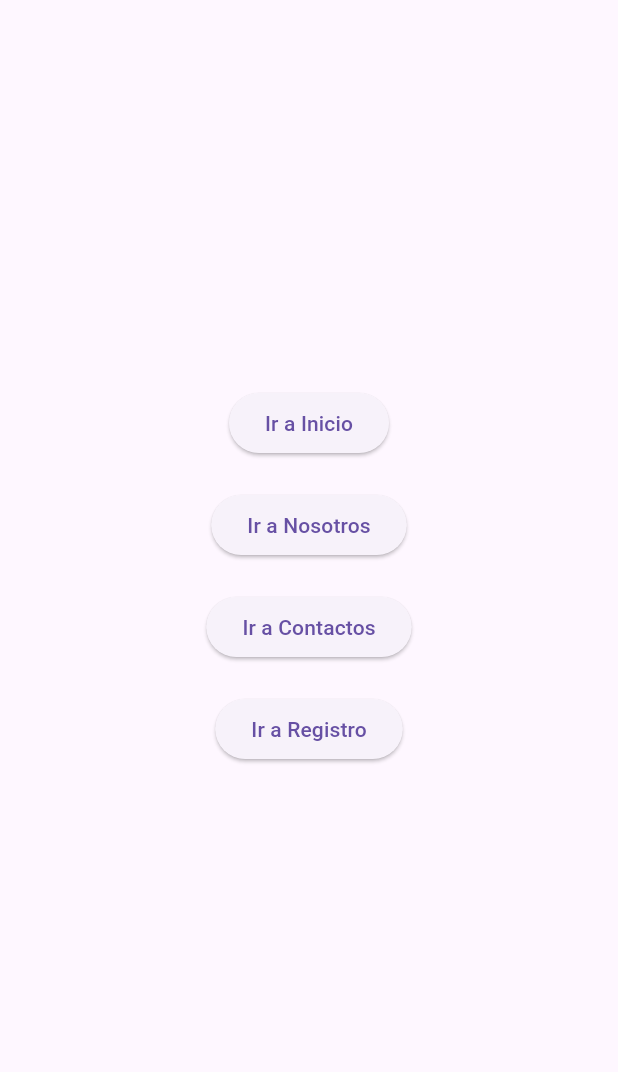
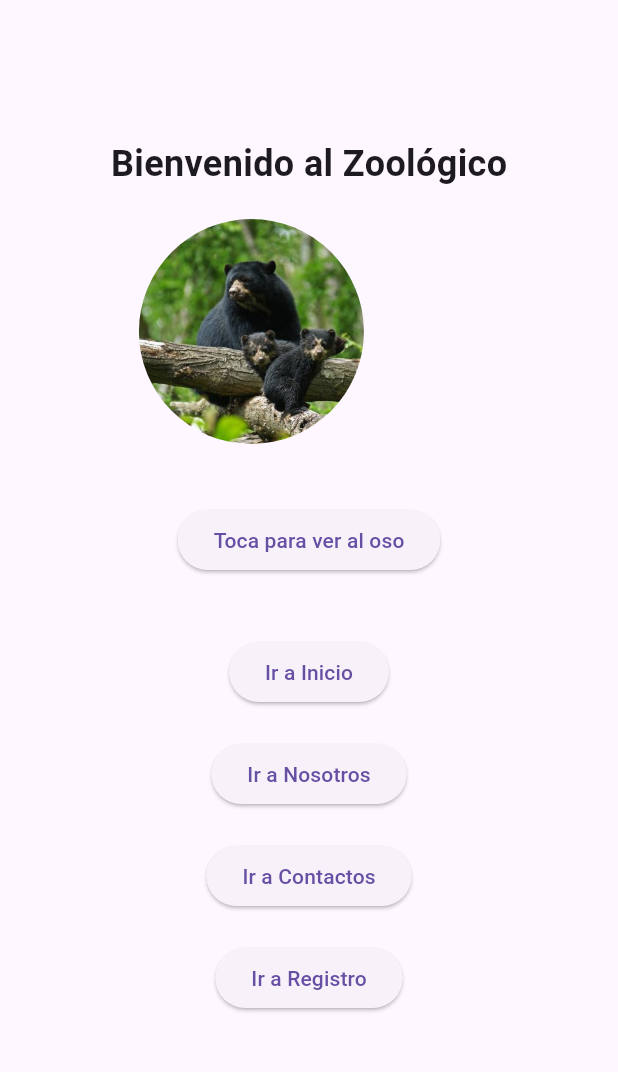
Before and after one commit to dcuatin94/app_zoologico, a Flutter app: the screen it shows after launch, on a phone screen of 412 x 824 dp, the part 84-1156 px from its top. Run offline on Flutter 3.47's test engine with Material 3 defaults, Android fonts, the phone set to English and light mode, and no system bars.

Commit message:
Una descripcion del cambio

```diff
--- a/analysis_options.yaml
+++ b/analysis_options.yaml
@@ -7,9 +7,18 @@
 
 # The following line activates a set of recommended lints for Flutter apps,
 # packages, and plugins designed to encourage good coding practices.
+analyzer:
+  errors:
+    empty_statements: ignore
+
 include: package:flutter_lints/flutter.yaml
 
 linter:
+  rules:
+    # Aquí puedes agregar o deshabilitar reglas de linting específicas
+    # prefer_const_constructors: false
+    # prefer_single_quotes: true
+
   # The lint rules applied to this project can be customized in the
   # section below to disable rules from the `package:flutter_lints/flutter.yaml`
   # included above or to enable additional rules. A list of all available lints
@@ -20,7 +29,7 @@ linter:
   # or a specific dart file by using the `// ignore: name_of_lint` and
   # `// ignore_for_file: name_of_lint` syntax on the line or in the file
   # producing the lint.
-  rules:
+
     # avoid_print: false  # Uncomment to disable the `avoid_print` rule
     # prefer_single_quotes: true  # Uncomment to enable the `prefer_single_quotes` rule
 
--- a/lib/main.dart
+++ b/lib/main.dart
@@ -1,22 +1,19 @@
 import 'package:flutter/material.dart';
-import 'src/home.dart'; // Importa la pantalla de inicio que tiene la navegación
+import 'src/home.dart'; // Asegúrate de que la ruta es correcta. Si tu archivo home.dart está en lib/src/
 
 void main() {
   runApp(const MyApp());
 }
 
 class MyApp extends StatelessWidget {
-  const MyApp({super.key});
+  const MyApp({Key? key}) : super(key: key);
 
   @override
   Widget build(BuildContext context) {
-    return MaterialApp(
-      title: 'Navegación Básica',
-      theme: ThemeData(
-        primarySwatch: Colors.green, // Color principal verde
-      ),
+    return const MaterialApp(
+      debugShowCheckedModeBanner: false, // Elimina la bandera de depuración
       home:
-          const HomeScreen(), // Pantalla principal será la de inicio (HomeScreen)
+          HomeScreen(), // Asegúrate de que HomeScreen está bien definido e importado
     );
   }
 }
--- a/lib/src/home.dart
+++ b/lib/src/home.dart
@@ -2,10 +2,70 @@ import 'package:flutter/material.dart';
 import 'inicio.dart';
 import 'nosotros.dart';
 import 'contactos.dart';
-import 'registro.dart';  // Importa la nueva pantalla de registro
+import 'registro.dart'; // Importa la nueva pantalla de registro
 
-class HomeScreen extends StatelessWidget {
-  const HomeScreen({super.key});
+class HomeScreen extends StatefulWidget {
+  const HomeScreen({Key? key}) : super(key: key);
+
+  @override
+  _HomeScreenState createState() => _HomeScreenState();
+}
+
+class _HomeScreenState extends State<HomeScreen>
+    with SingleTickerProviderStateMixin {
+  // Para la animación controlada
+  late AnimationController _controller;
+  late Animation<double> _animation;
+  bool isPaused = false; // Variable para controlar el estado de pausa
+
+  // Variable para la animación implícita (tamaño del oso)
+  bool isExpanded = false; // Cambiará el tamaño del oso
+
+  @override
+  void initState() {
+    super.initState();
+    // Inicializando el AnimationController
+    _controller = AnimationController(
+      duration: const Duration(
+          seconds: 2), // Animación de 2 segundos para movimiento suave
+      vsync: this,
+    );
+
+    // Definiendo el Tween para el movimiento horizontal (de izquierda a derecha)
+    _animation = Tween<double>(begin: -40, end: 40).animate(CurvedAnimation(
+      parent: _controller,
+      curve: Curves.easeInOut, // Movimiento suave
+    ));
+
+    // Iniciar la animación
+    _controller.repeat(
+        reverse: true); // Repetir animación de derecha a izquierda
+  }
+
+  @override
+  void dispose() {
+    _controller.dispose();
+    super.dispose();
+  }
+
+  // Método para pausar y reanudar la animación
+  void _togglePause() {
+    setState(() {
+      if (isPaused) {
+        _controller.repeat(reverse: true); // Reanudar animación
+      } else {
+        _controller.stop(); // Detener la animación
+      }
+      isPaused = !isPaused; // Cambiar el estado de pausa
+    });
+  }
+
+  // Método para cambiar el tamaño del contenedor del oso (animación implícita)
+  void _toggleSize() {
+    setState(() {
+      isExpanded = !isExpanded; // Cambiar el tamaño del contenedor
+    });
+  }
 
   @override
   Widget build(BuildContext context) {
@@ -13,12 +73,55 @@ class HomeScreen extends StatelessWidget {
       appBar: AppBar(
         centerTitle: true,
         title: const Text('APP ZOOLOGICO'),
-        backgroundColor: Colors.green,  // Color personalizado para el AppBar
+        backgroundColor: Colors.green, // Color personalizado para el AppBar
       ),
       body: Center(
         child: Column(
           mainAxisAlignment: MainAxisAlignment.center,
           children: [
+            // Texto "Bienvenido al Zoológico"
+            const Text(
+              'Bienvenido al Zoológico',
+              style: TextStyle(fontSize: 24, fontWeight: FontWeight.bold),
+            ),
+            const SizedBox(height: 20), // Espacio entre el texto y la imagen
+
+            // Usamos AnimatedContainer para el oso (animación implícita)
+            AnimatedContainer(
+              duration: const Duration(seconds: 1), // Duración de la animación
+              width: isExpanded ? 200 : 150, // Cambia el tamaño del oso
+              height: isExpanded ? 200 : 150,
+              child: GestureDetector(
+                onTap: _togglePause, // Pausar/reanudar animación controlada
+                child: AnimatedBuilder(
+                  animation: _controller,
+                  builder: (context, child) {
+                    return Transform.translate(
+                      offset: Offset(_animation.value,
+                          0), // Movimiento horizontal controlado
+                      child: ClipOval(
+                        child: Image.asset(
+                          'assets/galeria/oso.jpg', // Ruta correcta de la imagen
+                          fit: BoxFit.cover,
+                        ),
+                      ),
+                    );
+                  },
+                ),
+              ),
+            ),
+            const SizedBox(height: 40), // Espacio entre la imagen y los botones
+
+            // Botón para cambiar el tamaño del oso
+            ElevatedButton(
+              onPressed: _toggleSize,
+              child: const Text('Toca para ver al oso'),
+            ),
+            const SizedBox(
+                height:
+                    40), // Espacio entre el botón y los demás botones de navegación
+
+            // Botones para la navegación
             ElevatedButton(
               onPressed: () {
                 // Navegar a la pantalla de Inicio
@@ -29,38 +132,43 @@ class HomeScreen extends StatelessWidget {
               },
               child: const Text('Ir a Inicio'),
             ),
-            const SizedBox(height: 20),  // Espacio entre los botones
+            const SizedBox(height: 20), // Espacio entre los botones
             ElevatedButton(
               onPressed: () {
                 // Navegar a la pantalla de Nosotros
                 Navigator.push(
                   context,
-                  MaterialPageRoute(builder: (context) => const NosotrosScreen()),
+                  MaterialPageRoute(
+                      builder: (context) => const NosotrosScreen()),
                 );
               },
               child: const Text('Ir a Nosotros'),
             ),
-            const SizedBox(height: 20),  // Espacio entre los botones
+            const SizedBox(height: 20), // Espacio entre los botones
             ElevatedButton(
               onPressed: () {
                 // Navegar a la pantalla de Contactos
                 Navigator.push(
                   context,
-                  MaterialPageRoute(builder: (context) => const ContactosScreen()),
+                  MaterialPageRoute(
+                      builder: (context) => const ContactosScreen()),
                 );
               },
               child: const Text('Ir a Contactos'),
             ),
-            const SizedBox(height: 20),  // Espacio entre los botones
+            const SizedBox(height: 20), // Espacio entre los botones
             ElevatedButton(
               onPressed: () {
                 // Navegar a la pantalla de Registro
                 Navigator.push(
                   context,
-                  MaterialPageRoute(builder: (context) => const RegistroScreen()),  // Navega a la nueva pantalla de registro
+                  MaterialPageRoute(
+                      builder: (context) =>
+                          const RegistroScreen()), // Navega a la nueva pantalla de registro
                 );
               },
-              child: const Text('Ir a Registro'),
+              child:
+                  const Text('Ir a Registro'), // Se añadió el `child` faltante
             ),
           ],
         ),
--- a/pubspec.yaml
+++ b/pubspec.yaml
@@ -21,7 +21,6 @@ dev_dependencies:
   flutter_lints: ^1.0.0  # Reglas de linting recomendadas para buenos hábitos de codificación
 
 flutter:
-
   uses-material-design: true
 
   assets:
```
Also changed, not shown: assets/galeria/oso.jpg (added).
